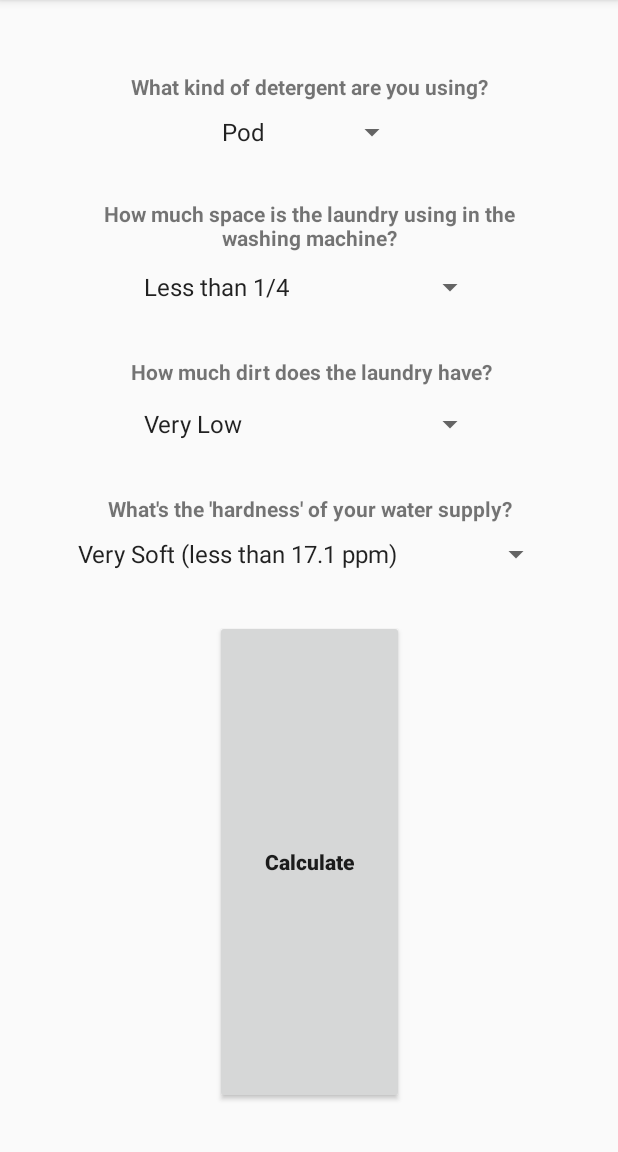
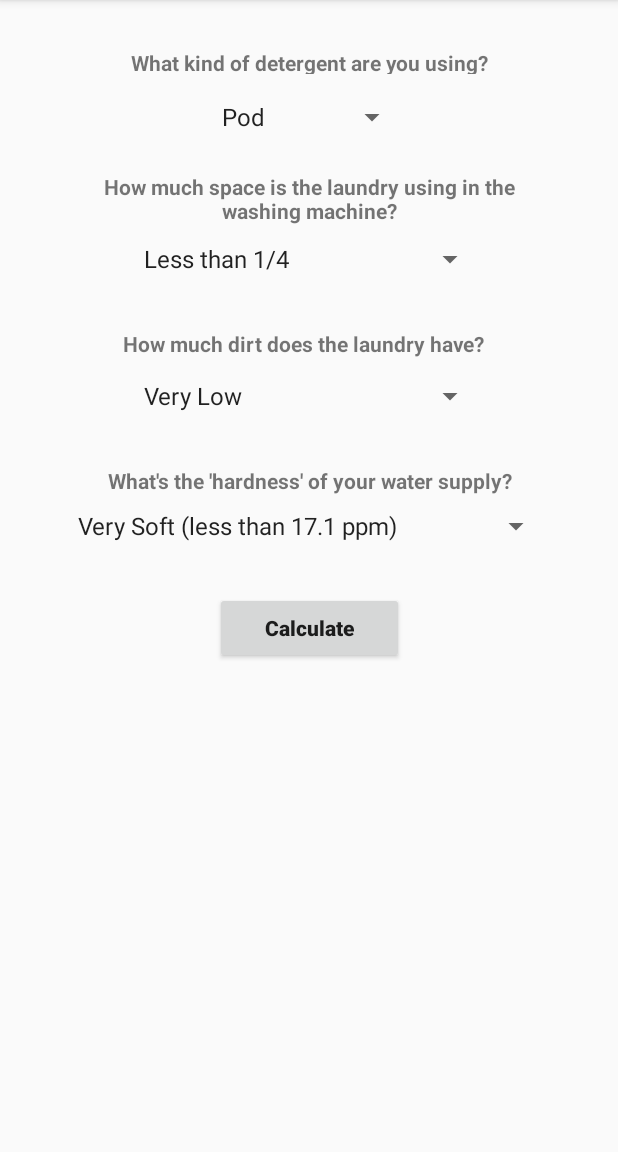
Before and after one commit to GregPDesSCH/DETERGO, an Android app: the screen it shows after launch (AssessmentActivity), on a phone screen of 412 x 824 dp, the part 84-1236 px from its top. Run offline under Robolectric (Android 15) with nearby library versions, the phone set to English and light mode, and no system bars.

Commit message:
Button listener partially defined; new task added; activity modified after bug discovered

```diff
--- a/Android App/app/src/main/java/io/github/gregpdessch/detergo/dataModels/Detergent.java
+++ b/Android App/app/src/main/java/io/github/gregpdessch/detergo/dataModels/Detergent.java
@@ -19,7 +19,7 @@
 package io.github.gregpdessch.detergo.dataModels;
 
 
-abstract class Detergent
+public abstract class Detergent
 {
     /* Constants */
     static final float changeInAmountBasedOnSoil = 0.25f;
--- a/Android App/app/src/main/java/io/github/gregpdessch/detergo/dataModels/DetergentEnumerations.java
+++ b/Android App/app/src/main/java/io/github/gregpdessch/detergo/dataModels/DetergentEnumerations.java
@@ -19,6 +19,11 @@ package io.github.gregpdessch.detergo.dataModels;
 
 public final class DetergentEnumerations
 {
+    /* Enum for type of detergent */
+    public enum TypeOfDetergent {
+        POD, LIQUID, POWDER
+    }
+
     /* Enum for how much dirt or soil the laundry has */
     public enum DirtLevel {
         VERY_LOW, LOW, MEDIUM, HIGH, VERY_HIGH
--- a/Android App/app/src/main/res/layout/activity_assessment.xml
+++ b/Android App/app/src/main/res/layout/activity_assessment.xml
@@ -23,13 +23,14 @@
     xmlns:tools="http://schemas.android.com/tools"
     android:layout_width="match_parent"
     android:layout_height="match_parent"
-    tools:context="io.github.gregpdessch.detergo.AssessmentActivity">
+    tools:context="io.github.gregpdessch.detergo.AssessmentActivity"
+    tools:layout_editor_absoluteY="81dp"
+    tools:layout_editor_absoluteX="0dp">
 
     <TextView
         android:id="@+id/dirtLevelText"
         android:layout_width="325dp"
         android:layout_height="22dp"
-        android:layout_marginTop="32dp"
         android:text="@string/amount_of_dirt"
         android:textAlignment="center"
         android:textSize="14sp"
@@ -37,14 +38,14 @@
         android:typeface="normal"
         app:layout_constraintLeft_toLeftOf="parent"
         app:layout_constraintRight_toRightOf="parent"
-        app:layout_constraintTop_toBottomOf="@+id/typeOfDetergentComboBox"
-        app:layout_constraintHorizontal_bias="0.514" />
+        app:layout_constraintHorizontal_bias="0.457"
+        android:layout_marginTop="32dp"
+        app:layout_constraintTop_toBottomOf="@+id/drumOccupancyComboBox" />
 
     <TextView
         android:id="@+id/waterHardnessLevelText"
         android:layout_width="320dp"
         android:layout_height="20dp"
-        android:layout_marginTop="32dp"
         android:text="@string/water_hardness"
         android:textAlignment="center"
         android:textSize="14sp"
@@ -52,13 +53,13 @@
         android:typeface="normal"
         app:layout_constraintLeft_toLeftOf="parent"
         app:layout_constraintRight_toRightOf="parent"
+        android:layout_marginTop="32dp"
         app:layout_constraintTop_toBottomOf="@+id/dirtLevelComboBox" />
 
     <TextView
         android:id="@+id/drumOccupancyText"
         android:layout_width="326dp"
-        android:layout_height="36dp"
-        android:layout_marginTop="32dp"
+        android:layout_height="wrap_content"
         android:text="@string/drum_occupancy"
         android:textAlignment="center"
         android:textSize="14sp"
@@ -66,13 +67,13 @@
         android:typeface="normal"
         app:layout_constraintLeft_toLeftOf="parent"
         app:layout_constraintRight_toRightOf="parent"
-        app:layout_constraintTop_toBottomOf="@+id/drumOccupancyComboBox" />
+        android:layout_marginTop="24dp"
+        app:layout_constraintTop_toBottomOf="@+id/typeOfDetergentComboBox" />
 
     <TextView
         android:id="@+id/typeOfDetergentText"
         android:layout_width="328dp"
-        android:layout_height="0dp"
-        android:layout_marginTop="48dp"
+        android:layout_height="17dp"
         android:text="@string/type_of_detergent"
         android:textAlignment="center"
         android:textSize="14sp"
@@ -80,10 +81,11 @@
         android:typeface="normal"
         app:layout_constraintLeft_toLeftOf="parent"
         app:layout_constraintRight_toRightOf="parent"
-        app:layout_constraintTop_toTopOf="parent" />
+        app:layout_constraintTop_toTopOf="parent"
+        android:layout_marginTop="32dp" />
 
     <Spinner
-        android:id="@+id/typeOfDetergentComboBox"
+        android:id="@+id/drumOccupancyComboBox"
         android:layout_width="236dp"
         android:layout_height="29dp"
         android:entries="@array/drum_occupancy_combo_box"
@@ -93,13 +95,13 @@
         app:layout_constraintTop_toBottomOf="@+id/drumOccupancyText" />
 
     <Spinner
-        android:id="@+id/drumOccupancyComboBox"
+        android:id="@+id/typeOfDetergentComboBox"
         android:layout_width="132dp"
         android:layout_height="25dp"
         android:entries="@array/type_of_detergent_combo_box"
         app:layout_constraintLeft_toLeftOf="parent"
         app:layout_constraintRight_toRightOf="parent"
-        android:layout_marginTop="8dp"
+        android:layout_marginTop="16dp"
         app:layout_constraintTop_toBottomOf="@+id/typeOfDetergentText" />
 
     <Spinner
@@ -126,14 +128,12 @@
         android:id="@+id/calculateButton"
         android:layout_width="126dp"
         android:layout_height="0dp"
-        android:layout_marginBottom="32dp"
-        android:layout_marginTop="32dp"
         android:text="@string/calculate_button"
         android:textAllCaps="false"
         android:textStyle="bold"
-        app:layout_constraintBottom_toBottomOf="parent"
         app:layout_constraintLeft_toLeftOf="parent"
         app:layout_constraintRight_toRightOf="parent"
+        android:layout_marginTop="32dp"
         app:layout_constraintTop_toBottomOf="@+id/waterHardnessLevelComboBox" />
 
 </android.support.constraint.ConstraintLayout>
```
Also changed, not shown: Android App/app/src/main/java/io/github/gregpdessch/detergo/AssessmentActivity.java (+36 -2 lines).
